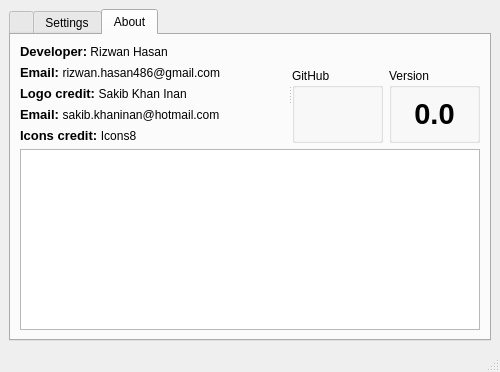
Qt form ui/mainwindow.ui (Rizwan-Hasan/Free-Hash-Checker) before a commit.
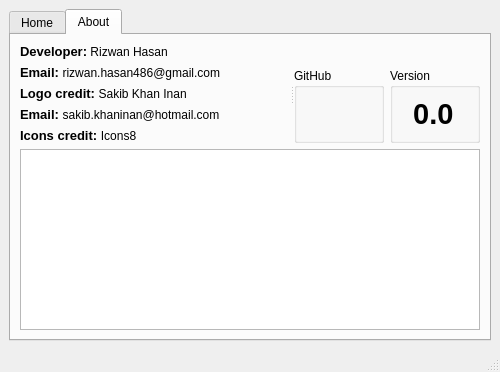
The same form after that commit. The open tabs and pages were chosen to show the change. Icons and pictures are not drawn.

Patch:
```diff
--- a/ui/mainwindow.ui
+++ b/ui/mainwindow.ui
@@ -78,7 +78,7 @@
          <normaloff>:/home/home.png</normaloff>:/home/home.png</iconset>
        </attribute>
        <attribute name="title">
-        <string/>
+                                <string>Home</string>
        </attribute>
        <layout class="QVBoxLayout" name="verticalLayout_MainTab">
         <item>
@@ -410,16 +410,6 @@
         </item>
        </layout>
       </widget>
-      <widget class="QWidget" name="SettingsTab">
-       <attribute name="icon">
-        <iconset resource="resources.qrc">
-         <normaloff>:/settings/settings.png</normaloff>:/settings/settings.png</iconset>
-       </attribute>
-       <attribute name="title">
-        <string>Settings</string>
-       </attribute>
-       <layout class="QVBoxLayout" name="verticalLayout_SettingsTab"/>
-      </widget>
       <widget class="QWidget" name="AboutTab">
        <attribute name="icon">
         <iconset resource="resources.qrc">
@@ -445,7 +435,10 @@
             <item>
              <widget class="QLabel" name="developerName">
               <property name="text">
-               <string>&lt;html&gt;&lt;head/&gt;&lt;body&gt;&lt;p&gt;&lt;span style=&quot; font-size:10pt; font-weight:600;&quot;&gt;Developer:&lt;/span&gt; Rizwan Hasan&lt;/span&gt;&lt;/p&gt;&lt;/body&gt;&lt;/html&gt;</string>
+                                                            <string>&lt;html&gt;&lt;head/&gt;&lt;body&gt;&lt;p&gt;&lt;span
+                                                                style=&quot; font-size:10pt; font-weight:600;&quot;&gt;Developer:&lt;/span&gt;
+                                                                Rizwan Hasan&lt;/span&gt;&lt;/p&gt;&lt;/body&gt;&lt;/html&gt;
+                                                            </string>
               </property>
               <property name="scaledContents">
                <bool>false</bool>
@@ -458,7 +451,10 @@
             <item>
              <widget class="QLabel" name="developerEmail">
               <property name="text">
-               <string>&lt;html&gt;&lt;head/&gt;&lt;body&gt;&lt;p&gt;&lt;span style=&quot; font-size:10pt; font-weight:600;&quot;&gt;Email: &lt;/span&gt;rizwan.hasan486@gmail.com&lt;/span&gt;&lt;/p&gt;&lt;/body&gt;&lt;/html&gt;</string>
+                                                            <string>&lt;html&gt;&lt;head/&gt;&lt;body&gt;&lt;p&gt;&lt;span
+                                                                style=&quot; font-size:10pt; font-weight:600;&quot;&gt;Email:
+                                                                &lt;/span&gt;rizwan.hasan486@gmail.com&lt;/span&gt;&lt;/p&gt;&lt;/body&gt;&lt;/html&gt;
+                                                            </string>
               </property>
               <property name="openExternalLinks">
                <bool>true</bool>
@@ -468,7 +464,10 @@
             <item>
              <widget class="QLabel" name="logoCreditName">
               <property name="text">
-               <string>&lt;html&gt;&lt;head/&gt;&lt;body&gt;&lt;p&gt;&lt;span style=&quot; font-size:10pt; font-weight:600;&quot;&gt;Logo credit: &lt;/span&gt;Sakib Khan Inan&lt;/p&gt;&lt;/body&gt;&lt;/html&gt;</string>
+                                                            <string>&lt;html&gt;&lt;head/&gt;&lt;body&gt;&lt;p&gt;&lt;span
+                                                                style=&quot; font-size:10pt; font-weight:600;&quot;&gt;Logo
+                                                                credit: &lt;/span&gt;Sakib Khan Inan&lt;/p&gt;&lt;/body&gt;&lt;/html&gt;
+                                                            </string>
               </property>
               <property name="openExternalLinks">
                <bool>true</bool>
@@ -478,14 +477,20 @@
             <item>
              <widget class="QLabel" name="logoCreditEmail">
               <property name="text">
-               <string>&lt;html&gt;&lt;head/&gt;&lt;body&gt;&lt;p&gt;&lt;span style=&quot; font-size:10pt; font-weight:600;&quot;&gt;Email: &lt;/span&gt;sakib.khaninan@hotmail.com&lt;/p&gt;&lt;/body&gt;&lt;/html&gt;</string>
+                                                            <string>&lt;html&gt;&lt;head/&gt;&lt;body&gt;&lt;p&gt;&lt;span
+                                                                style=&quot; font-size:10pt; font-weight:600;&quot;&gt;Email:
+                                                                &lt;/span&gt;sakib.khaninan@hotmail.com&lt;/p&gt;&lt;/body&gt;&lt;/html&gt;
+                                                            </string>
               </property>
              </widget>
             </item>
             <item>
              <widget class="QLabel" name="icons8Credit">
               <property name="text">
-               <string>&lt;html&gt;&lt;head/&gt;&lt;body&gt;&lt;p&gt;&lt;span style=&quot; font-size:10pt; font-weight:600;&quot;&gt;Icons credit: &lt;/span&gt;Icons8&lt;/p&gt;&lt;/body&gt;&lt;/html&gt;</string>
+                                                            <string>&lt;html&gt;&lt;head/&gt;&lt;body&gt;&lt;p&gt;&lt;span
+                                                                style=&quot; font-size:10pt; font-weight:600;&quot;&gt;Icons
+                                                                credit: &lt;/span&gt;Icons8&lt;/p&gt;&lt;/body&gt;&lt;/html&gt;
+                                                            </string>
               </property>
               <property name="openExternalLinks">
                <bool>true</bool>
@@ -517,7 +522,11 @@
                  <item>
                   <widget class="QLabel" name="sourceCodeLink">
                    <property name="text">
-                    <string>&lt;html&gt;&lt;head/&gt;&lt;body&gt;&lt;p align=&quot;center&quot;&gt;&lt;a href=&quot;https://github.com/Rizwan-Hasan/Free-Hash-Checker&quot;&gt;&lt;img src=&quot;:/github/github.png&quot;/&gt;&lt;/a&gt;&lt;/p&gt;&lt;/body&gt;&lt;/html&gt;</string>
+                                                                                <string>&lt;html&gt;&lt;head/&gt;&lt;body&gt;&lt;p
+                                                                                    align=&quot;center&quot;&gt;&lt;a
+                                                                                    href=&quot;https://github.com/Rizwan-Hasan/Free-Hash-Checker&quot;&gt;&lt;img
+                                                                                    src=&quot;:/github/github.png&quot;/&gt;&lt;/a&gt;&lt;/p&gt;&lt;/body&gt;&lt;/html&gt;
+                                                                                </string>
                    </property>
                    <property name="openExternalLinks">
                     <bool>true</bool>
@@ -536,7 +545,11 @@
                  <item>
                   <widget class="QLabel" name="applicationVersion">
                    <property name="text">
-                    <string>&lt;html&gt;&lt;head/&gt;&lt;body&gt;&lt;p align=&quot;center&quot;&gt;&lt;span style=&quot; font-size:22pt; font-weight:600;&quot;&gt;0.0&lt;/span&gt;&lt;/p&gt;&lt;/body&gt;&lt;/html&gt;</string>
+                                                                                <string>&lt;html&gt;&lt;head/&gt;&lt;body&gt;&lt;p
+                                                                                    align=&quot;center&quot;&gt;&lt;span
+                                                                                    style=&quot; font-size:22pt;
+                                                                                    font-weight:600;&quot;&gt;0.0&lt;/span&gt;&lt;/p&gt;&lt;/body&gt;&lt;/html&gt;
+                                                                                </string>
                    </property>
                   </widget>
                  </item>
```
Left out of the diff: 67 changed lines with no effect on the pictures. Lines whose indentation alone changed are shown as unchanged.
